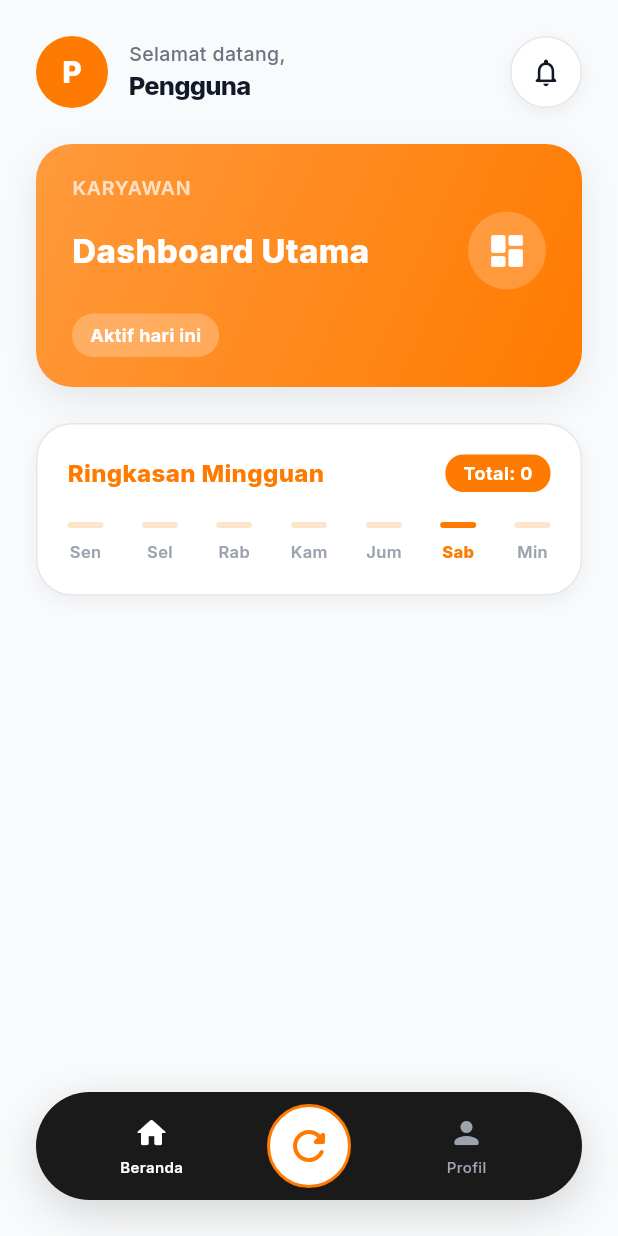
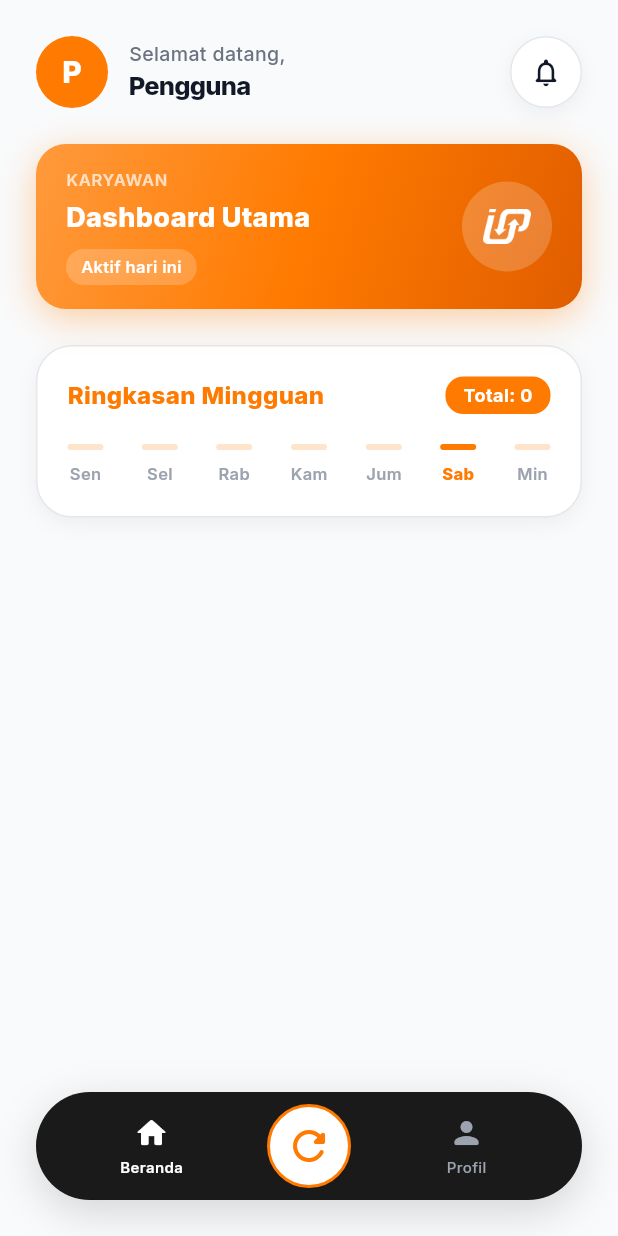
Before and after one commit to Arayalashar/jp-api, a Flutter app: the DashboardScreen screen opened directly with empty values, on a phone screen of 412 x 824 dp. Run offline on Flutter 3.47's test engine with Material 3 defaults, Android fonts, the phone set to English and light mode, and no system bars; drawn by our look-alikes of flutter_animate; our stand-ins replace google_fonts, pdf, printing, shared_preferences; accounts and stored records are empty; network calls fail.

Commit message:
Update API URL to production, unify dashboard card UI with logo, fix snackbar dismissal bug

```diff
--- a/distribusi_jakhi_app/lib/core/config/api_config.dart
+++ b/distribusi_jakhi_app/lib/core/config/api_config.dart
@@ -2,14 +2,14 @@ import 'package:flutter/foundation.dart' show kIsWeb;
 import 'dart:io' show Platform;
 
 class ApiConfig {
-  // Secara cerdas menentukan Base URL berdasarkan platform yang sedang berjalan
+  // Base URL diubah ke domain InfinityFree untuk Production
   static String get baseUrl {
     if (kIsWeb) {
-      return 'http://localhost/JP';
+      return 'http://jakhi-pasaribawa.free.je';
     } else if (Platform.isAndroid) {
-      return 'http://10.0.2.2/JP';
+      return 'http://jakhi-pasaribawa.free.je';
     } else {
-      return 'http://localhost/JP';
+      return 'http://jakhi-pasaribawa.free.je';
     }
   }
 
--- a/distribusi_jakhi_app/lib/shared/screens/dashboard_screen.dart
+++ b/distribusi_jakhi_app/lib/shared/screens/dashboard_screen.dart
@@ -330,56 +330,63 @@ class _DashboardScreenState extends State<DashboardScreen> {
   Widget _buildChart(BuildContext context) {
     String roleLabel = _getRoleLabel();
     String title = "Dashboard Utama";
-    IconData icon = Icons.dashboard_rounded;
     final r = _getNormalizedRole();
-    if (r == 'gudang') { title = "Kelola Packing"; icon = Icons.inventory_2_rounded; }
-    else if (r == 'spv') { title = "Kelola Supervisi"; icon = Icons.fact_check_rounded; }
-    else if (r == 'supir') { title = "Kelola Pengiriman"; icon = Icons.local_shipping_rounded; }
+    if (r == 'gudang') { title = "Kelola Packing"; }
+    else if (r == 'spv') { title = "Kelola Supervisi"; }
+    else if (r == 'supir') { title = "Kelola Pengiriman"; }
 
     return Container(
       width: double.infinity,
-      padding: const EdgeInsets.symmetric(horizontal: 24, vertical: 20),
+      padding: const EdgeInsets.symmetric(horizontal: 20, vertical: 16),
       decoration: BoxDecoration(
         gradient: const LinearGradient(
           begin: Alignment.topLeft,
           end: Alignment.bottomRight,
-          colors: [Color(0xFFFF9A3C), Color(0xFFFF7A00)],
+          colors: [Color(0xFFFF9A3C), Color(0xFFFF7A00), Color(0xFFE05D00)],
         ),
-        borderRadius: BorderRadius.circular(24),
-        boxShadow: [BoxShadow(color: Colors.black.withValues(alpha: 0.08), blurRadius: 20, offset: const Offset(0, 8))],
+        borderRadius: BorderRadius.circular(20),
+        boxShadow: [
+          BoxShadow(
+            color: LightTheme.primary.withValues(alpha: 0.35),
+            blurRadius: 20,
+            offset: const Offset(0, 6),
+          ),
+        ],
       ),
-      child: Column(
-        crossAxisAlignment: CrossAxisAlignment.start,
+      child: Row(
         children: [
-          Text(roleLabel, style: const TextStyle(fontSize: 13, color: Colors.white70, fontWeight: FontWeight.w600, letterSpacing: 0.5)),
-          const SizedBox(height: 6),
-          Row(
-            mainAxisAlignment: MainAxisAlignment.spaceBetween,
-            children: [
-              Expanded(
-                child: Text(
-                  title,
-                  style: const TextStyle(fontSize: 22, fontWeight: FontWeight.w800, color: Colors.white, height: 1.2),
+          Expanded(
+            child: Column(
+              crossAxisAlignment: CrossAxisAlignment.start,
+              children: [
+                Text(roleLabel, style: const TextStyle(fontSize: 11, color: Colors.white70, fontWeight: FontWeight.w600, letterSpacing: 0.5)),
+                const SizedBox(height: 4),
+                Text(title, style: const TextStyle(fontSize: 18, fontWeight: FontWeight.w800, color: Colors.white)),
+                const SizedBox(height: 8),
+                Container(
+                  padding: const EdgeInsets.symmetric(horizontal: 10, vertical: 4),
+                  decoration: BoxDecoration(
+                    color: Colors.white.withValues(alpha: 0.2),
+                    borderRadius: BorderRadius.circular(20),
+                  ),
+                  child: const Text('Aktif hari ini', style: TextStyle(fontSize: 11, color: Colors.white, fontWeight: FontWeight.w600)),
                 ),
-              ),
-              Container(
-                padding: const EdgeInsets.all(12),
-                decoration: BoxDecoration(
-                  color: Colors.white.withValues(alpha: 0.2),
-                  shape: BoxShape.circle,
-                ),
-                child: Icon(icon, color: Colors.white, size: 28),
-              ),
-            ],
+              ],
+            ),
           ),
-          const SizedBox(height: 16),
           Container(
-            padding: const EdgeInsets.symmetric(horizontal: 12, vertical: 6),
+            padding: const EdgeInsets.all(14),
             decoration: BoxDecoration(
-              color: Colors.white.withValues(alpha: 0.25),
-              borderRadius: BorderRadius.circular(20),
+              color: Colors.white.withValues(alpha: 0.2),
+              shape: BoxShape.circle,
             ),
-            child: const Text('Aktif hari ini', style: TextStyle(fontSize: 12, color: Colors.white, fontWeight: FontWeight.w700)),
+            child: Image.asset(
+              'assets/images/logo.png',
+              width: 32,
+              height: 32,
+              color: Colors.white,
+              colorBlendMode: BlendMode.srcIn,
+            ),
           ),
         ],
       ),
--- a/distribusi_jakhi_app/lib/shared/widgets/custom_snackbar.dart
+++ b/distribusi_jakhi_app/lib/shared/widgets/custom_snackbar.dart
@@ -3,7 +3,7 @@ import '../theme/light_theme.dart';
 
 class CustomSnackbar {
   static void show(BuildContext context, String message, {bool isError = false}) {
-    ScaffoldMessenger.of(context).hideCurrentSnackBar();
+    ScaffoldMessenger.of(context).clearSnackBars();
     final color = isError ? const Color(0xFFEF4444) : LightTheme.success;
     ScaffoldMessenger.of(context).showSnackBar(
       SnackBar(
@@ -42,9 +42,9 @@ class CustomSnackbar {
         duration: const Duration(seconds: 3),
         action: SnackBarAction(
           label: 'TUTUP',
-          textColor: LightTheme.textTertiary,
+          textColor: color,
           onPressed: () {
-            ScaffoldMessenger.of(context).hideCurrentSnackBar();
+            ScaffoldMessenger.of(context).clearSnackBars();
           },
         ),
       ),
```
